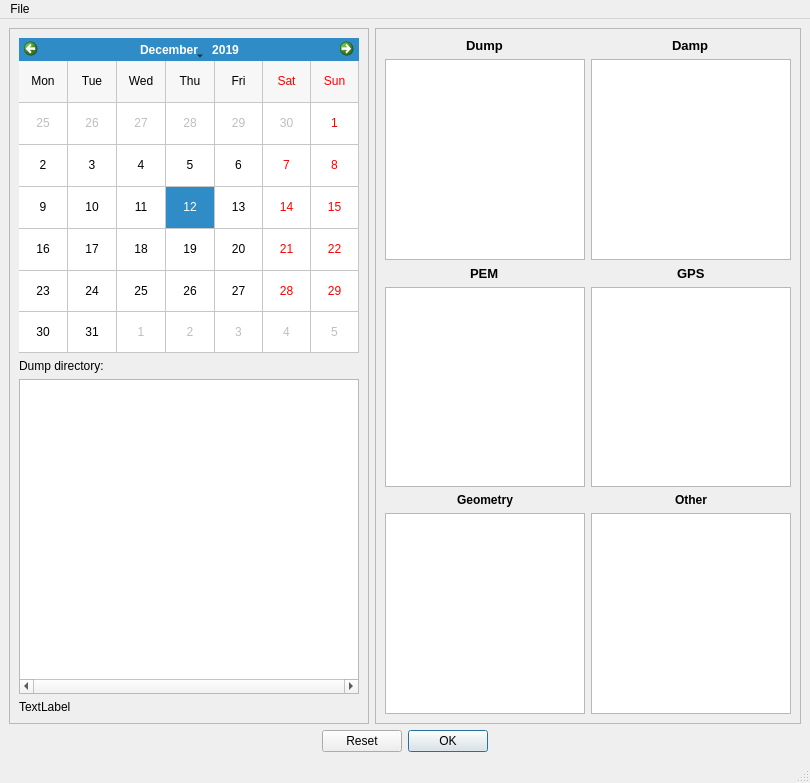
Eric-Meunier/Processor-Suite, file src/qt_ui/unpacker.ui: the form before one commit.
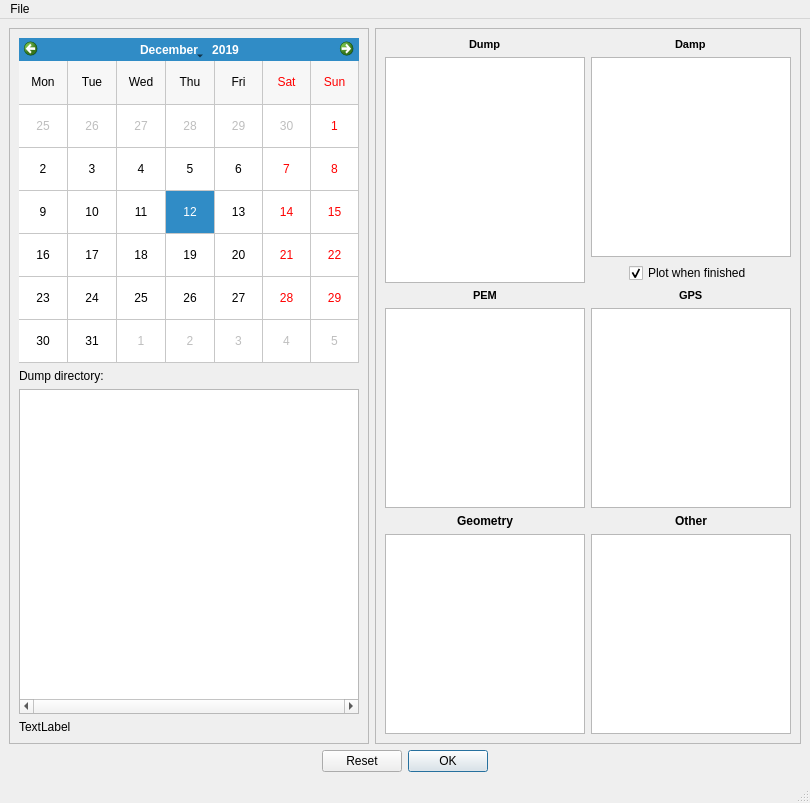
The form after the commit. Custom widgets are drawn as their Qt base class.

Commit message: Many GUI changes. Added opening db_plot files after running unpacker (untested). Added some icons.

```diff
--- a/src/qt_ui/unpacker.ui
+++ b/src/qt_ui/unpacker.ui
@@ -7,7 +7,7 @@
     <x>0</x>
     <y>0</y>
     <width>810</width>
-    <height>783</height>
+    <height>803</height>
    </rect>
   </property>
   <property name="windowTitle">
@@ -101,6 +101,33 @@
        <enum>QFrame::Raised</enum>
       </property>
       <layout class="QGridLayout" name="gridLayout_3">
+       <item row="5" column="0" alignment="Qt::AlignHCenter">
+        <widget class="QLabel" name="label_5">
+         <property name="font">
+          <font>
+           <weight>75</weight>
+           <bold>true</bold>
+          </font>
+         </property>
+         <property name="text">
+          <string>Geometry</string>
+         </property>
+        </widget>
+       </item>
+       <item row="3" column="1" alignment="Qt::AlignHCenter">
+        <widget class="QLabel" name="label_3">
+         <property name="font">
+          <font>
+           <pointsize>8</pointsize>
+           <weight>75</weight>
+           <bold>true</bold>
+          </font>
+         </property>
+         <property name="text">
+          <string>GPS</string>
+         </property>
+        </widget>
+       </item>
        <item row="0" column="0" alignment="Qt::AlignHCenter">
         <widget class="QLabel" name="label">
          <property name="sizePolicy">
@@ -111,7 +138,7 @@
          </property>
          <property name="font">
           <font>
-           <pointsize>10</pointsize>
+           <pointsize>8</pointsize>
            <weight>75</weight>
            <bold>true</bold>
           </font>
@@ -121,119 +148,6 @@
          </property>
         </widget>
        </item>
-       <item row="2" column="1" alignment="Qt::AlignHCenter">
-        <widget class="QLabel" name="label_3">
-         <property name="font">
-          <font>
-           <pointsize>10</pointsize>
-           <weight>75</weight>
-           <bold>true</bold>
-          </font>
-         </property>
-         <property name="text">
-          <string>GPS</string>
-         </property>
-        </widget>
-       </item>
-       <item row="4" column="0" alignment="Qt::AlignHCenter">
-        <widget class="QLabel" name="label_5">
-         <property name="font">
-          <font>
-           <weight>75</weight>
-           <bold>true</bold>
-          </font>
-         </property>
-         <property name="text">
-          <string>Geometry</string>
-         </property>
-        </widget>
-       </item>
-       <item row="1" column="0">
-        <widget class="UnpackerTable" name="dump_table">
-         <property name="sizePolicy">
-          <sizepolicy hsizetype="Expanding" vsizetype="Expanding">
-           <horstretch>0</horstretch>
-           <verstretch>0</verstretch>
-          </sizepolicy>
-         </property>
-         <property name="minimumSize">
-          <size>
-           <width>200</width>
-           <height>200</height>
-          </size>
-         </property>
-         <property name="maximumSize">
-          <size>
-           <width>200</width>
-           <height>16777215</height>
-          </size>
-         </property>
-         <property name="horizontalScrollBarPolicy">
-          <enum>Qt::ScrollBarAlwaysOff</enum>
-         </property>
-         <property name="autoScroll">
-          <bool>false</bool>
-         </property>
-         <property name="editTriggers">
-          <set>QAbstractItemView::NoEditTriggers</set>
-         </property>
-         <property name="dragEnabled">
-          <bool>true</bool>
-         </property>
-         <property name="dragDropOverwriteMode">
-          <bool>false</bool>
-         </property>
-         <property name="dragDropMode">
-          <enum>QAbstractItemView::DragDrop</enum>
-         </property>
-         <property name="defaultDropAction">
-          <enum>Qt::MoveAction</enum>
-         </property>
-         <property name="selectionMode">
-          <enum>QAbstractItemView::ExtendedSelection</enum>
-         </property>
-         <property name="selectionBehavior">
-          <enum>QAbstractItemView::SelectRows</enum>
-         </property>
-         <property name="iconSize">
-          <size>
-           <width>16</width>
-           <height>16</height>
-          </size>
-         </property>
-         <property name="showGrid">
-          <bool>false</bool>
-         </property>
-         <attribute name="horizontalHeaderVisible">
-          <bool>false</bool>
-         </attribute>
-         <attribute name="horizontalHeaderStretchLastSection">
-          <bool>true</bool>
-         </attribute>
-         <attribute name="verticalHeaderVisible">
-          <bool>false</bool>
-         </attribute>
-         <column>
-          <property name="text">
-           <string>File</string>
-          </property>
-         </column>
-         <column>
-          <property name="text">
-           <string>Directory</string>
-          </property>
-          <property name="foreground">
-           <brush brushstyle="NoBrush">
-            <color alpha="0">
-             <red>0</red>
-             <green>0</green>
-             <blue>0</blue>
-            </color>
-           </brush>
-          </property>
-         </column>
-        </widget>
-       </item>
        <item row="1" column="1">
         <widget class="UnpackerTable" name="damp_table">
          <property name="sizePolicy">
@@ -305,7 +219,7 @@
          </column>
         </widget>
        </item>
-       <item row="3" column="0">
+       <item row="4" column="0">
         <widget class="UnpackerTable" name="pem_table">
          <property name="sizePolicy">
           <sizepolicy hsizetype="Expanding" vsizetype="Expanding">
@@ -377,7 +291,7 @@
         <widget class="QLabel" name="label_4">
          <property name="font">
           <font>
-           <pointsize>10</pointsize>
+           <pointsize>8</pointsize>
            <weight>75</weight>
            <bold>true</bold>
           </font>
@@ -387,7 +301,7 @@
          </property>
         </widget>
        </item>
-       <item row="3" column="1">
+       <item row="4" column="1">
         <widget class="UnpackerTable" name="gps_table">
          <property name="sizePolicy">
           <sizepolicy hsizetype="Expanding" vsizetype="Expanding">
@@ -455,11 +369,11 @@
          </column>
         </widget>
        </item>
-       <item row="2" column="0" alignment="Qt::AlignHCenter">
+       <item row="3" column="0" alignment="Qt::AlignHCenter">
         <widget class="QLabel" name="label_2">
          <property name="font">
           <font>
-           <pointsize>10</pointsize>
+           <pointsize>8</pointsize>
            <weight>75</weight>
            <bold>true</bold>
           </font>
@@ -469,69 +383,7 @@
          </property>
         </widget>
        </item>
-       <item row="5" column="0">
-        <widget class="UnpackerTable" name="geometry_table">
-         <property name="minimumSize">
-          <size>
-           <width>200</width>
-           <height>200</height>
-          </size>
-         </property>
-         <property name="maximumSize">
-          <size>
-           <width>200</width>
-           <height>16777215</height>
-          </size>
-         </property>
-         <property name="horizontalScrollBarPolicy">
-          <enum>Qt::ScrollBarAlwaysOff</enum>
-         </property>
-         <property name="autoScroll">
-          <bool>false</bool>
-         </property>
-         <property name="editTriggers">
-          <set>QAbstractItemView::NoEditTriggers</set>
-         </property>
-         <property name="dragEnabled">
-          <bool>true</bool>
-         </property>
-         <property name="dragDropOverwriteMode">
-          <bool>false</bool>
-         </property>
-         <property name="dragDropMode">
-          <enum>QAbstractItemView::DragDrop</enum>
-         </property>
-         <property name="defaultDropAction">
-          <enum>Qt::MoveAction</enum>
-         </property>
-         <property name="selectionBehavior">
-          <enum>QAbstractItemView::SelectRows</enum>
-         </property>
-         <property name="showGrid">
-          <bool>false</bool>
-         </property>
-         <attribute name="horizontalHeaderVisible">
-          <bool>false</bool>
-         </attribute>
-         <attribute name="horizontalHeaderStretchLastSection">
-          <bool>true</bool>
-         </attribute>
-         <attribute name="verticalHeaderVisible">
-          <bool>false</bool>
-         </attribute>
-         <column>
-          <property name="text">
-           <string>File</string>
-          </property>
-         </column>
-         <column>
-          <property name="text">
-           <string>Directory</string>
-          </property>
-         </column>
-        </widget>
-       </item>
-       <item row="4" column="1" alignment="Qt::AlignHCenter">
+       <item row="5" column="1" alignment="Qt::AlignHCenter">
         <widget class="QLabel" name="label_7">
          <property name="font">
           <font>
@@ -546,7 +398,69 @@
          </property>
         </widget>
        </item>
-       <item row="5" column="1">
+       <item row="6" column="0">
+        <widget class="UnpackerTable" name="geometry_table">
+         <property name="minimumSize">
+          <size>
+           <width>200</width>
+           <height>200</height>
+          </size>
+         </property>
+         <property name="maximumSize">
+          <size>
+           <width>200</width>
+           <height>16777215</height>
+          </size>
+         </property>
+         <property name="horizontalScrollBarPolicy">
+          <enum>Qt::ScrollBarAlwaysOff</enum>
+         </property>
+         <property name="autoScroll">
+          <bool>false</bool>
+         </property>
+         <property name="editTriggers">
+          <set>QAbstractItemView::NoEditTriggers</set>
+         </property>
+         <property name="dragEnabled">
+          <bool>true</bool>
+         </property>
+         <property name="dragDropOverwriteMode">
+          <bool>false</bool>
+         </property>
+         <property name="dragDropMode">
+          <enum>QAbstractItemView::DragDrop</enum>
+         </property>
+         <property name="defaultDropAction">
+          <enum>Qt::MoveAction</enum>
+         </property>
+         <property name="selectionBehavior">
+          <enum>QAbstractItemView::SelectRows</enum>
+         </property>
+         <property name="showGrid">
+          <bool>false</bool>
+         </property>
+         <attribute name="horizontalHeaderVisible">
+          <bool>false</bool>
+         </attribute>
+         <attribute name="horizontalHeaderStretchLastSection">
+          <bool>true</bool>
+         </attribute>
+         <attribute name="verticalHeaderVisible">
+          <bool>false</bool>
+         </attribute>
+         <column>
+          <property name="text">
+           <string>File</string>
+          </property>
+         </column>
+         <column>
+          <property name="text">
+           <string>Directory</string>
+          </property>
+         </column>
+        </widget>
+       </item>
+       <item row="6" column="1">
         <widget class="UnpackerTable" name="other_table">
          <property name="minimumSize">
           <size>
@@ -608,6 +522,102 @@
          </column>
         </widget>
        </item>
+       <item row="2" column="1" alignment="Qt::AlignHCenter">
+        <widget class="QCheckBox" name="open_damp_files_cbox">
+         <property name="text">
+          <string>Plot when finished</string>
+         </property>
+         <property name="checked">
+          <bool>true</bool>
+         </property>
+        </widget>
+       </item>
+       <item row="1" column="0" rowspan="2">
+        <widget class="UnpackerTable" name="dump_table">
+         <property name="sizePolicy">
+          <sizepolicy hsizetype="Expanding" vsizetype="Expanding">
+           <horstretch>0</horstretch>
+           <verstretch>0</verstretch>
+          </sizepolicy>
+         </property>
+         <property name="minimumSize">
+          <size>
+           <width>200</width>
+           <height>200</height>
+          </size>
+         </property>
+         <property name="maximumSize">
+          <size>
+           <width>200</width>
+           <height>16777215</height>
+          </size>
+         </property>
+         <property name="horizontalScrollBarPolicy">
+          <enum>Qt::ScrollBarAlwaysOff</enum>
+         </property>
+         <property name="autoScroll">
+          <bool>false</bool>
+         </property>
+         <property name="editTriggers">
+          <set>QAbstractItemView::NoEditTriggers</set>
+         </property>
+         <property name="dragEnabled">
+          <bool>true</bool>
+         </property>
+         <property name="dragDropOverwriteMode">
+          <bool>false</bool>
+         </property>
+         <property name="dragDropMode">
+          <enum>QAbstractItemView::DragDrop</enum>
+         </property>
+         <property name="defaultDropAction">
+          <enum>Qt::MoveAction</enum>
+         </property>
+         <property name="selectionMode">
+          <enum>QAbstractItemView::ExtendedSelection</enum>
+         </property>
+         <property name="selectionBehavior">
+          <enum>QAbstractItemView::SelectRows</enum>
+         </property>
+         <property name="iconSize">
+          <size>
+           <width>16</width>
+           <height>16</height>
+          </size>
+         </property>
+         <property name="showGrid">
+          <bool>false</bool>
+         </property>
+         <attribute name="horizontalHeaderVisible">
+          <bool>false</bool>
+         </attribute>
+         <attribute name="horizontalHeaderStretchLastSection">
+          <bool>true</bool>
+         </attribute>
+         <attribute name="verticalHeaderVisible">
+          <bool>false</bool>
+         </attribute>
+         <column>
+          <property name="text">
+           <string>File</string>
+          </property>
+         </column>
+         <column>
+          <property name="text">
+           <string>Directory</string>
+          </property>
+          <property name="foreground">
+           <brush brushstyle="NoBrush">
+            <color alpha="0">
+             <red>0</red>
+             <green>0</green>
+             <blue>0</blue>
+            </color>
+           </brush>
+          </property>
+         </column>
+        </widget>
+       </item>
       </layout>
      </widget>
     </item>
```
Left out of the diff: 4 changed lines with no effect on the pictures. The commit also changes 10 other files.
